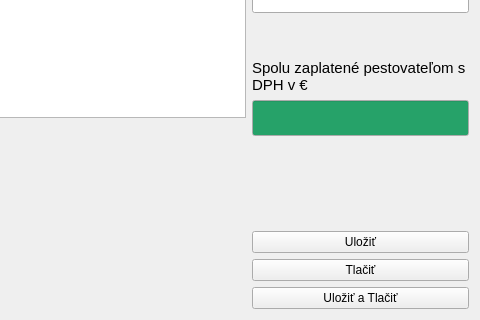
EduardFrlicka/Palenica-PyQt6, file src/ui/create_distilling_tab.ui: the form before one commit; both pictures show x 635 to 1115 and y 316 to 636 of the 1115 by 636 pixel window.
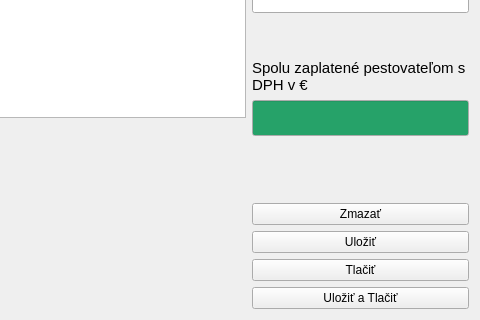
The form after the commit. Icons and pictures are not drawn. Custom widgets are drawn as their Qt base class.

Commit message: Make orders editable and deletable from the distillings tab

What changed in the file:
```diff
--- a/src/ui/create_distilling_tab.ui
+++ b/src/ui/create_distilling_tab.ui
@@ -829,6 +829,13 @@
          </property>
         </spacer>
        </item>
+       <item>
+        <widget class="QPushButton" name="button_Delete">
+         <property name="text">
+          <string>Zmazať</string>
+         </property>
+        </widget>
+       </item>
        <item>
         <widget class="QPushButton" name="button_Save">
          <property name="text">
```
Left out of the diff: 17 changed lines with no effect on the pictures. The commit also changes 13 other files.
